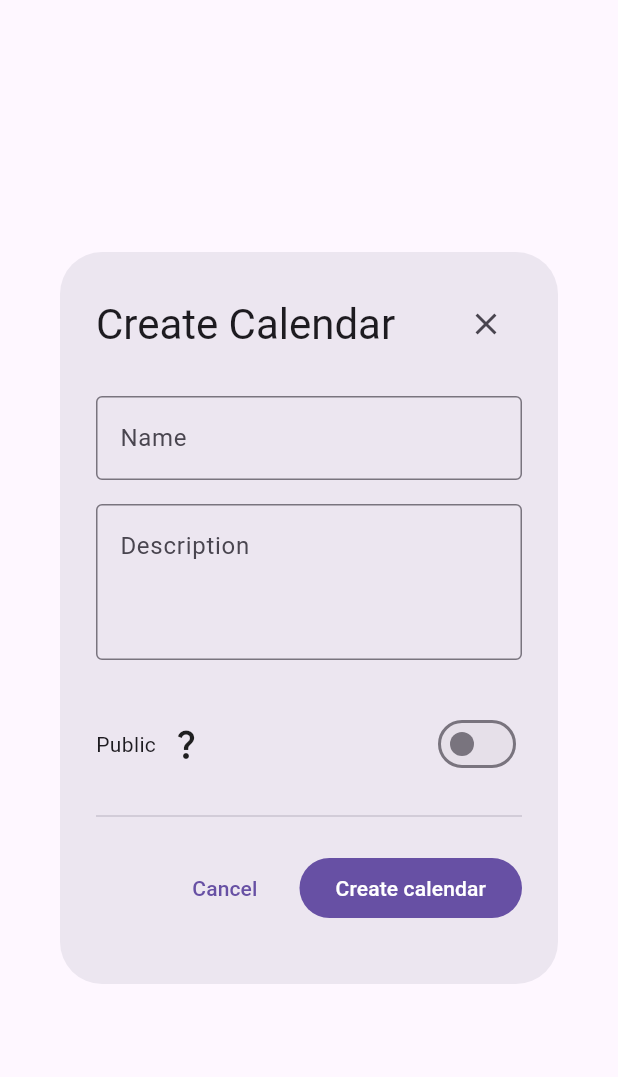
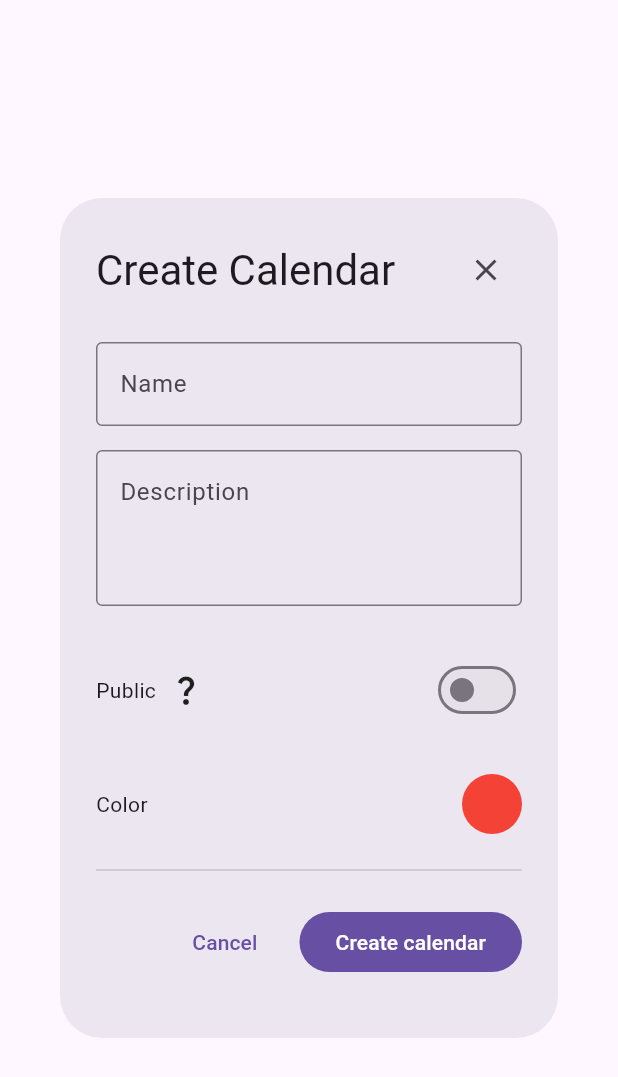
Before and after one commit to PapaTutuWawa/polycloud-ui, a Flutter app: the CalendarCreationDialog widget shown alone on an empty page, opened directly, on a phone screen of 412 x 824 dp. Shown: the top 1077 px of the screen. Run offline on Flutter 3.47's test engine with Material 3 defaults, Android fonts, the phone set to English and light mode, and no system bars; our stand-ins replace built_collection, built_value, copy_with_extension, dio, flutter_riverpod, flutter_secure_storage and 3 more; missing offline and left inert: cryptography, one_of_serializer, polycloud_ui_hazmat, uri; accounts and stored records are empty; generated files the repository leaves out were written again; statements that could not run were skipped.

Commit message:
Implement calendar editing

```diff
--- a/apps/polycloud/lib/apps/calendar/dialogs/calendar_creation.dart
+++ b/apps/polycloud/lib/apps/calendar/dialogs/calendar_creation.dart
@@ -1,4 +1,5 @@
 import 'package:flutter/material.dart';
+import 'package:polycloud/apps/calendar/dialogs/color_picker.dart';
 
 /// The result of the dialog.
 class CalendarCreationData {
@@ -40,12 +41,16 @@ class CalendarCreationDialog extends StatefulWidget {
   /// The initial value for the calendar public state.
   final bool? initialPublic;
 
+  /// The initial value for the calendar's color.
+  final Color? initialColor;
+
   const CalendarCreationDialog({
     required this.buttonText,
     required this.titleText,
     this.initialName,
     this.initialDescription,
     this.initialPublic,
+    this.initialColor,
     super.key,
   });
 
@@ -63,6 +68,9 @@ class _CalendarCreationDialogState extends State<CalendarCreationDialog> {
   /// Controller for the calendar description.
   final TextEditingController _descriptionController = TextEditingController();
 
+  /// The selected calendar color.
+  Color _color = Colors.red;
+
   /// Flag deciding whether the calendar is public or not.
   bool _isPublic = false;
 
@@ -79,6 +87,7 @@ class _CalendarCreationDialogState extends State<CalendarCreationDialog> {
     _nameController.text = widget.initialName ?? '';
     _descriptionController.text = widget.initialDescription ?? '';
     _isPublic = widget.initialPublic ?? false;
+    _color = widget.initialColor ?? Colors.red;
   }
 
   @override
@@ -183,6 +192,45 @@ class _CalendarCreationDialogState extends State<CalendarCreationDialog> {
                 ),
               ),
 
+              Padding(
+                padding: const EdgeInsetsGeometry.symmetric(vertical: 16),
+                child: Row(
+                  children: [
+                    Text('Color'),
+                    Expanded(
+                      child: Align(
+                        alignment: .centerEnd,
+                        child: InkWell(
+                          onTap: () async {
+                            final result = await showDialog<Color>(
+                              context: context,
+                              builder: (context) => ColorPickerDialog(),
+                            );
+                            if (result == null) {
+                              return;
+                            }
+
+                            setState(() {
+                              _color = result;
+                            });
+                          },
+                          child: SizedBox(
+                            width: 40,
+                            height: 40,
+                            child: DecoratedBox(
+                              decoration: BoxDecoration(
+                                borderRadius: BorderRadiusGeometry.circular(20),
+                                color: _color,
+                              ),
+                            ),
+                          ),
+                        ),
+                      ),
+                    ),
+                  ],
+                ),
+              ),
+
               Divider(),
 
               Padding(
@@ -213,8 +261,7 @@ class _CalendarCreationDialogState extends State<CalendarCreationDialog> {
                             _nameController.text,
                             description,
                             _isPublic,
-                            // TODO: Add a color picker
-                            Colors.green,
+                            _color,
                           ),
                         );
                       },
--- a/apps/polycloud/lib/apps/calendar/models/event.dart
+++ b/apps/polycloud/lib/apps/calendar/models/event.dart
@@ -1,8 +1,12 @@
 import 'dart:ui';
 
+import 'package:copy_with_extension/copy_with_extension.dart';
 import 'package:polycloud/apps/calendar/widgets/range_picker.dart';
 
+part 'event.g.dart';
+
 /// DTO class for calendar events.
+@CopyWith()
 class EventModel {
   /// The ID of the event.
   final String id;
```
Also changed, not shown: apps/polycloud/lib/apps/calendar/dialogs/color_picker.dart (added, +56 -0 lines), apps/polycloud/lib/apps/calendar/repositories/calendar_repository.dart (+16 -0 lines), apps/polycloud/lib/apps/calendar/viewmodels/calendar_viewmodel.dart (+62 -0 lines), apps/polycloud/lib/apps/calendar/widgets/calendar_listtile.dart (+8 -1 lines), packages/polycloud_client_calendar/lib/src/api/api_controller_api.dart (+97 -0 lines), specs/calendar.json (+1 -1 lines), apps/polycloud/lib/apps/calendar/models/event.g.dart (added), apps/polycloud/lib/apps/calendar/viewmodels/calendar_viewmodel.g.dart, 2 other files.
